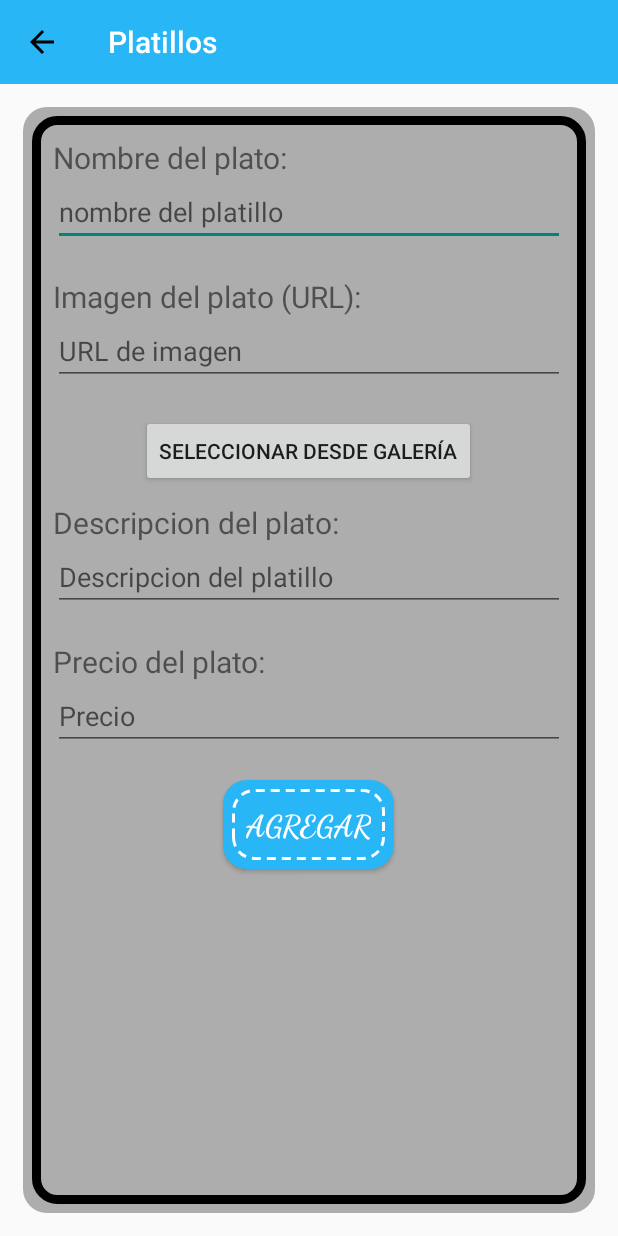
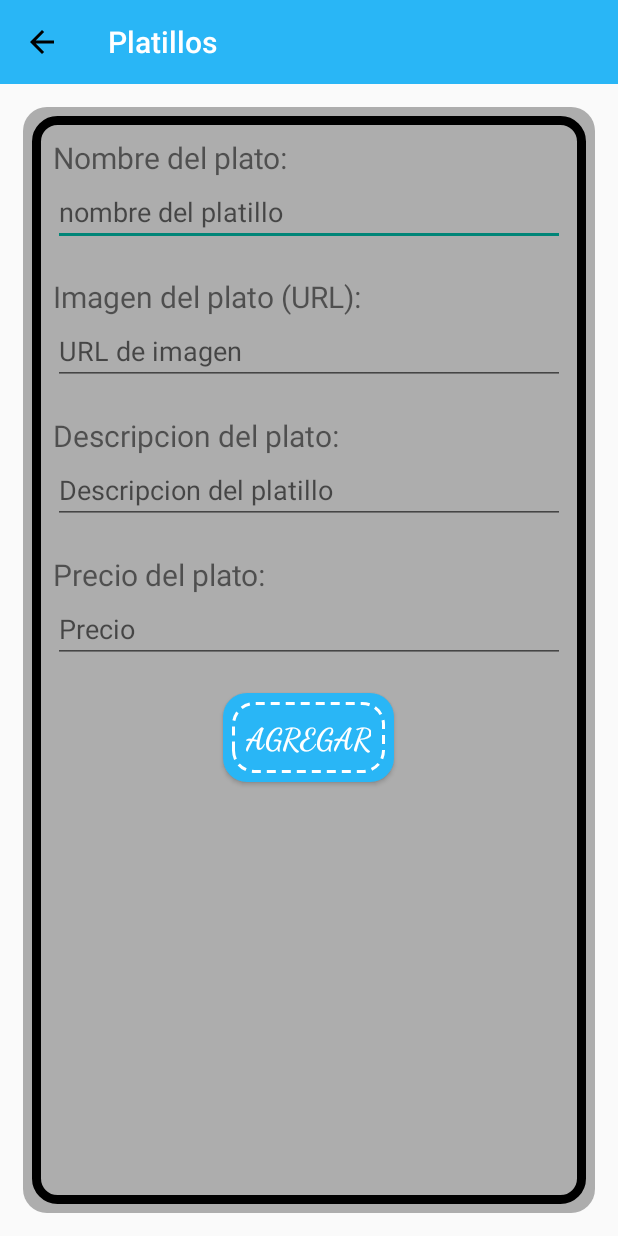
Before and after one commit to JsAzucar/CafeteriaUDB, an Android app: the AgregarPlatilloActivity screen opened directly, with no data from a screen before it, on a phone screen of 412 x 824 dp. Run offline under Robolectric (Android 15) with nearby library versions, the phone set to English and light mode, and no system bars.

Commit message:
fix:Cambios pequeños varios al codigo

```diff
--- a/app/src/main/java/com/sugardaddy/cafeteriaudb/ui/edicion/AgregarPlatilloActivity.kt
+++ b/app/src/main/java/com/sugardaddy/cafeteriaudb/ui/edicion/AgregarPlatilloActivity.kt
@@ -23,7 +23,6 @@ class AgregarPlatilloActivity : AppCompatActivity() {
     private lateinit var inputImagen: EditText
     private lateinit var inputPrecio: EditText
     private lateinit var btnAgregar: Button
-    private lateinit var btnSubirImagen: Button
     private var platilloAEditar: platillos? = null
 
     override fun onCreate(savedInstanceState: Bundle?) {
@@ -34,7 +33,6 @@ class AgregarPlatilloActivity : AppCompatActivity() {
         inputPrecio = findViewById(R.id.input_precio)
         inputImagen = findViewById(R.id.input_imagen)
         btnAgregar = findViewById(R.id.btn_agregar)
-        btnAgregar = findViewById(R.id.btn_subir_imagen)
 
         inicializar()
     }
@@ -65,11 +63,7 @@ class AgregarPlatilloActivity : AppCompatActivity() {
             inputImagen.setText(platilloAEditar!!.imagen)
         }
 
-        btnSubirImagen = findViewById(R.id.btn_subir_imagen)
 
-        btnSubirImagen.setOnClickListener {
-            seleccionarImagen.launch("image/*")
-        }
 
         btnAgregar.setOnClickListener {
             val nombre = inputNombre.text.toString()
@@ -125,16 +119,6 @@ class AgregarPlatilloActivity : AppCompatActivity() {
         }
     }
 
-    private val seleccionarImagen = registerForActivityResult(
-        ActivityResultContracts.GetContent()
-    ) { uri: Uri? ->
-        uri?.let {
-            FirebaseRepository.subirImagenFirebase(this,it) { url ->
-                inputImagen.setText(url)
-                Toast.makeText(this, "Imagen subida correctamente", Toast.LENGTH_SHORT).show()
-            }
-        }
-    }
 
 
 }
--- a/app/src/main/res/layout/activity_agregar_platillo.xml
+++ b/app/src/main/res/layout/activity_agregar_platillo.xml
@@ -51,13 +51,7 @@
                 android:layout_height="wrap_content"
                 android:hint="URL de imagen"
                 android:layout_marginBottom="20sp"/>
-            <Button
-                android:id="@+id/btn_subir_imagen"
-                android:text="Seleccionar desde galería"
-                android:layout_width="wrap_content"
-                android:layout_height="wrap_content"
-                android:layout_gravity="center_horizontal"
-                android:layout_marginBottom="10sp"/>
+
 
             <TextView
                 android:layout_width="match_parent"
```
Also changed, not shown: app/src/main/java/com/sugardaddy/cafeteriaudb/data/repository/FirebaseRepository.kt (+0 -16 lines).
